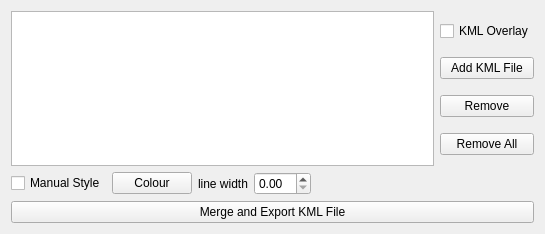
Old version of the form mslib/msui/ui/ui_kmloverlay_dockwidget.ui in the repository Open-MSS/MSS.
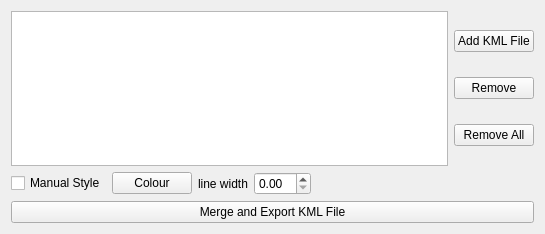
New version of the form.

Commit message: Removed KML Overlay checkbox, added tooltips, small changes

The edit to the form file:
```diff
--- a/mslib/msui/ui/ui_kmloverlay_dockwidget.ui
+++ b/mslib/msui/ui/ui_kmloverlay_dockwidget.ui
@@ -41,13 +41,6 @@
        <property name="sizeConstraint">
         <enum>QLayout::SetMinimumSize</enum>
        </property>
-       <item>
-        <widget class="QCheckBox" name="cbOverlay">
-         <property name="text">
-          <string>KML Overlay</string>
-         </property>
-        </widget>
-       </item>
        <item>
         <widget class="QPushButton" name="btSelectFile">
          <property name="text">
```
Left out of the diff: 15 changed lines with no effect on the pictures. The commit also changes 4 other files.
